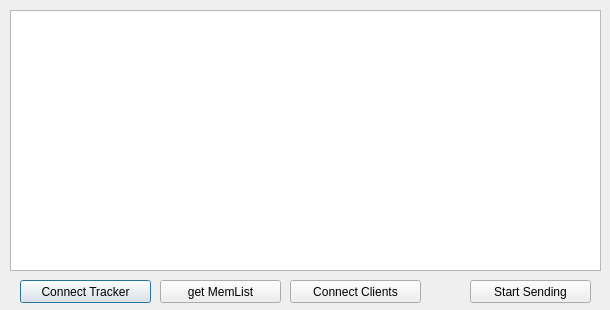
This is code/transactor.ui in doantumy/Blockchain as Qt 5 draws it before an edit. The edited form follows.
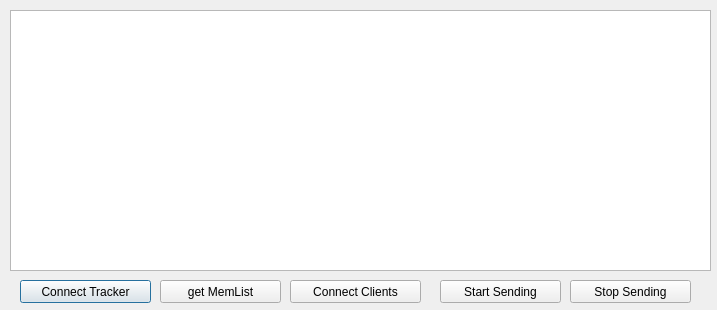
This is the edited form.

The edit to the form file:
```diff
--- a/code/transactor.ui
+++ b/code/transactor.ui
@@ -6,26 +6,13 @@
    <rect>
     <x>0</x>
     <y>0</y>
-    <width>610</width>
+    <width>717</width>
     <height>310</height>
    </rect>
   </property>
   <property name="windowTitle">
    <string>Dialog</string>
   </property>
-  <widget class="QPlainTextEdit" name="chat">
-   <property name="geometry">
-    <rect>
-     <x>10</x>
-     <y>10</y>
-     <width>591</width>
-     <height>261</height>
-    </rect>
-   </property>
-   <property name="readOnly">
-    <bool>true</bool>
-   </property>
-  </widget>
   <widget class="QPushButton" name="btnConTracker">
    <property name="geometry">
     <rect>
@@ -68,7 +55,7 @@
   <widget class="QPushButton" name="btnStart">
    <property name="geometry">
     <rect>
-     <x>470</x>
+     <x>440</x>
      <y>280</y>
      <width>121</width>
      <height>23</height>
@@ -78,6 +65,32 @@
     <string>Start Sending</string>
    </property>
   </widget>
+  <widget class="QTextEdit" name="chat">
+   <property name="geometry">
+    <rect>
+     <x>10</x>
+     <y>10</y>
+     <width>701</width>
+     <height>261</height>
+    </rect>
+   </property>
+   <property name="readOnly">
+    <bool>true</bool>
+   </property>
+  </widget>
+  <widget class="QPushButton" name="btnStop">
+   <property name="geometry">
+    <rect>
+     <x>570</x>
+     <y>280</y>
+     <width>121</width>
+     <height>23</height>
+    </rect>
+   </property>
+   <property name="text">
+    <string>Stop Sending</string>
+   </property>
+  </widget>
  </widget>
  <resources/>
  <connections/>
```
